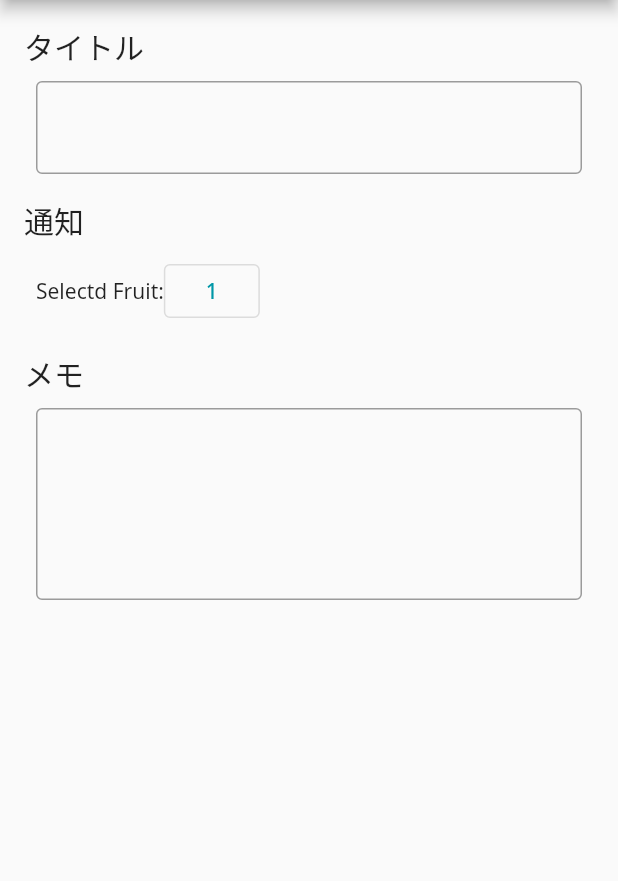
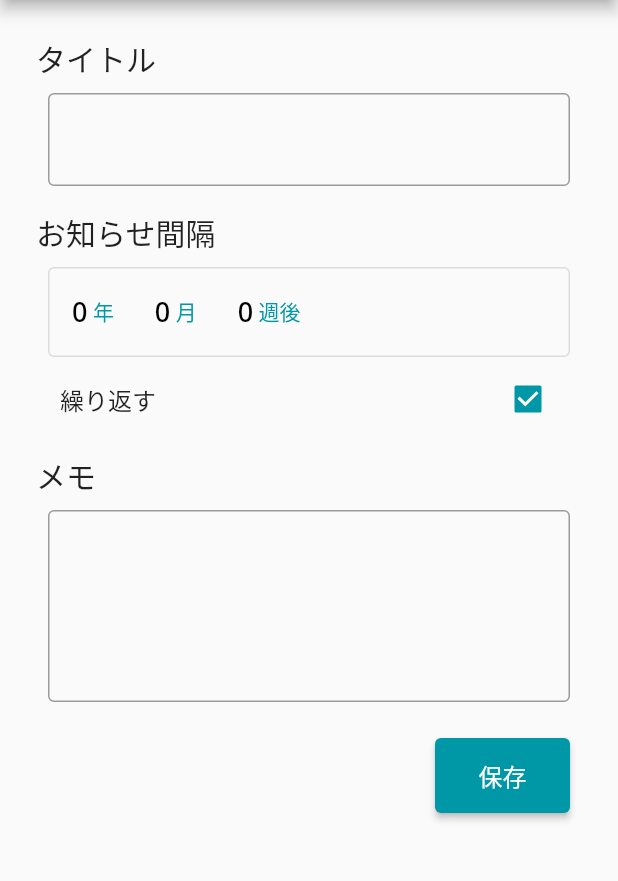
Before and after one commit to fftcysstkm/roughly_scheduler, a Flutter app: the screen it shows after launch, after a tap on the "add" icon, on a phone screen of 412 x 824 dp, the part 84-965 px from its top. Run offline on Flutter 3.47's test engine with Material 2 defaults, Android fonts, the phone set to English and light mode, and no system bars; our stand-ins replace flutter_riverpod, flutter_slidable, freezed_annotation, go_router, google_fonts, grouped_list and 1 more; statements that could not run were skipped.

Commit message:
メモ追加実装中2

```diff
--- a/lib/pages/todo_detail/todo_detail.dart
+++ b/lib/pages/todo_detail/todo_detail.dart
@@ -5,6 +5,7 @@ import 'package:go_router/go_router.dart';
 const double _kItemExtent = 32.0;
 
 const _weeks = [
+  '0',
   '1',
   '2',
   '3',
@@ -24,6 +25,9 @@ class _ToDoDetailState extends State<ToDoDetail> {
   // 選択した週
   int _selectedFruit = 0;
 
+  // 繰り返すかのチェック状態
+  bool _checked = true;
+
   // メモ欄のコントローラー
   TextEditingController noteArea = TextEditingController();
 
@@ -35,7 +39,8 @@ class _ToDoDetailState extends State<ToDoDetail> {
           title: const Text('Rough Scheduler'),
         ),
         body: Padding(
-          padding: const EdgeInsets.all(16.0),
+          padding: const EdgeInsets.all(24.0),
+          child: SingleChildScrollView(
               child: Column(
             crossAxisAlignment: CrossAxisAlignment.start,
             children: [
@@ -48,50 +53,100 @@ class _ToDoDetailState extends State<ToDoDetail> {
                 )),
               ),
               const SizedBox(height: 8, child: Spacer()),
-              Text('通知', style: Theme.of(context).textTheme.headline6),
+              Text('お知らせ間隔', style: Theme.of(context).textTheme.headline6),
               Padding(
-                padding: const EdgeInsets.all(8.0),
+                padding: const EdgeInsets.only(top: 8, right: 8, left: 8),
                 child: Row(
                   mainAxisAlignment: MainAxisAlignment.start,
                   children: [
-                    const Text('Selectd Fruit:'),
-                    OutlinedButton(
+                    Expanded(
+                        child: SizedBox(
+                      height: 60,
+                      child: OutlinedButton(
+                          child: Row(
+                            children: [
+                              // お知らせ間隔のインプット
+                              Text(_weeks[_selectedFruit],
+                                  style: const TextStyle(
+                                      fontSize: 18, color: Colors.black)),
+                              const Text(' 年'),
+                              const Spacer(),
+                              Text(_weeks[_selectedFruit],
+                                  style: const TextStyle(
+                                      fontSize: 18, color: Colors.black)),
+                              const Text(' 月'),
+                              const Spacer(),
+                              Text(_weeks[_selectedFruit],
+                                  style: const TextStyle(
+                                      fontSize: 18, color: Colors.black)),
+                              const Text(' 週後'),
+                              const Spacer(
+                                flex: 6,
+                              ),
+                            ],
+                          ),
                           onPressed: () => _showDialog(
                                 Row(
                                   children: [
+                                    // 年
                                     Expanded(
                                       child: CupertinoPicker(
                                         magnification: 1.22,
                                         squeeze: 1.2,
                                         useMagnifier: true,
                                         itemExtent: _kItemExtent,
-                                onSelectedItemChanged: (int selectedIndex) {
+                                        onSelectedItemChanged:
+                                            (int selectedIndex) {
                                           setState(() {
                                             _selectedFruit = selectedIndex;
                                           });
                                         },
                                         looping: true,
-                                children: List<Widget>.generate(_weeks.length,
-                                    (index) {
+                                        children: List<Widget>.generate(
+                                            _weeks.length, (index) {
                                           return Center(
-                                      child: Text('${_weeks[index]}ヶ月'));
+                                              child: Text('${_weeks[index]}年'));
                                         }),
                                       ),
                                     ),
+                                    // 月
                                     Expanded(
                                       child: CupertinoPicker(
                                         magnification: 1.22,
                                         squeeze: 1.2,
                                         useMagnifier: true,
                                         itemExtent: _kItemExtent,
-                                onSelectedItemChanged: (int selectedIndex) {
+                                        onSelectedItemChanged:
+                                            (int selectedIndex) {
                                           setState(() {
                                             _selectedFruit = selectedIndex;
                                           });
                                         },
                                         looping: true,
-                                children: List<Widget>.generate(_weeks.length,
-                                    (index) {
+                                        children: List<Widget>.generate(
+                                            _weeks.length, (index) {
+                                          return Center(
+                                              child:
+                                                  Text('${_weeks[index]}ヶ月'));
+                                        }),
+                                      ),
+                                    ),
+                                    // 週
+                                    Expanded(
+                                      child: CupertinoPicker(
+                                        magnification: 1.22,
+                                        squeeze: 1.2,
+                                        useMagnifier: true,
+                                        itemExtent: _kItemExtent,
+                                        onSelectedItemChanged:
+                                            (int selectedIndex) {
+                                          setState(() {
+                                            _selectedFruit = selectedIndex;
+                                          });
+                                        },
+                                        looping: true,
+                                        children: List<Widget>.generate(
+                                            _weeks.length, (index) {
                                           return Center(
                                               child: Text('${_weeks[index]}週'));
                                         }),
@@ -99,12 +154,20 @@ class _ToDoDetailState extends State<ToDoDetail> {
                                     )
                                   ],
                                 ),
-                      ),
-                      child: Text(_weeks[_selectedFruit]),
-                    )
+                              )),
+                    ))
                   ],
                 ),
               ),
+              CheckboxListTile(
+                  title: const Text('繰り返す'),
+                  activeColor: Theme.of(context).primaryColor,
+                  value: _checked,
+                  onChanged: ((value) {
+                    setState(() {
+                      _checked = value!;
+                    });
+                  })),
               const SizedBox(height: 8, child: Spacer()),
               Text('メモ', style: Theme.of(context).textTheme.headline6),
               Padding(
@@ -116,9 +179,23 @@ class _ToDoDetailState extends State<ToDoDetail> {
                   decoration:
                       const InputDecoration(border: OutlineInputBorder()),
                 ),
+              ),
+              Padding(
+                padding: const EdgeInsets.only(top: 16, right: 8),
+                child: Row(
+                  mainAxisAlignment: MainAxisAlignment.end,
+                  children: [
+                    ElevatedButton(
+                        onPressed: () {},
+                        style: ElevatedButton.styleFrom(
+                            fixedSize: const Size(90, 50)),
+                        child:
+                            const Text('保存', style: TextStyle(fontSize: 16))),
+                  ],
+                ),
               )
             ],
-          ),
+          )),
         ));
   }
 
```
Lines whose indentation alone changed are shown as unchanged.
